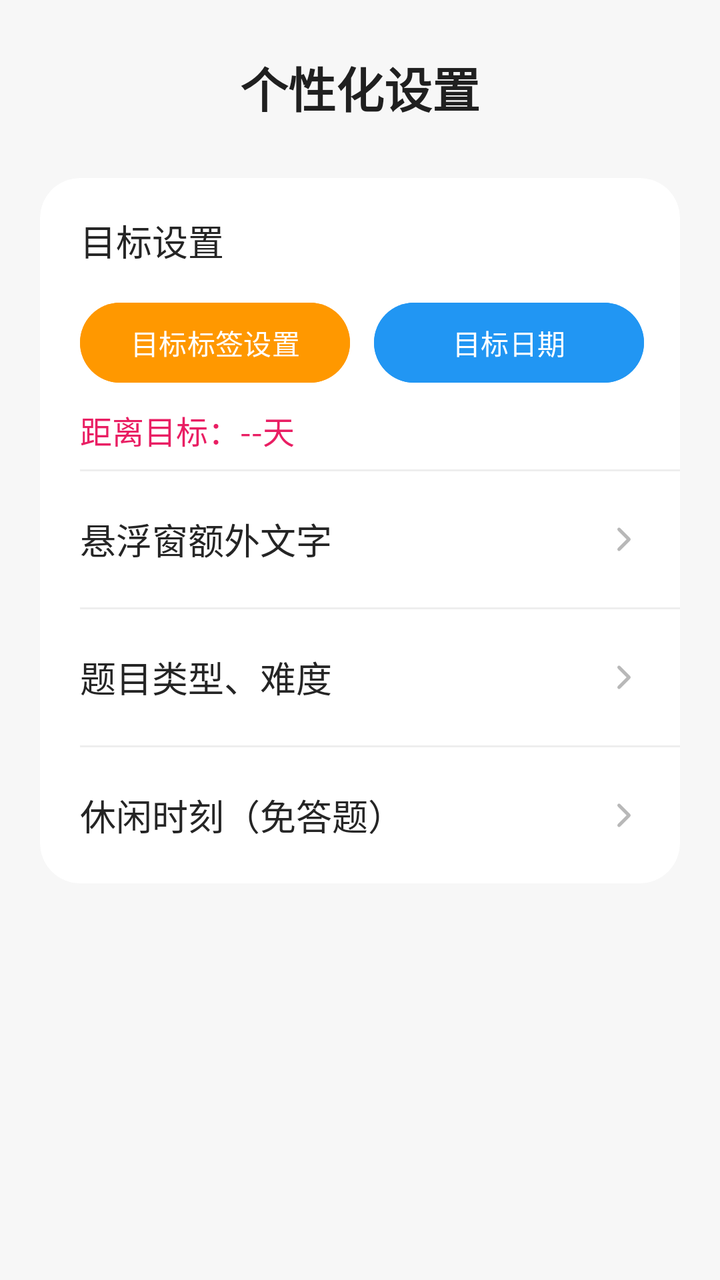
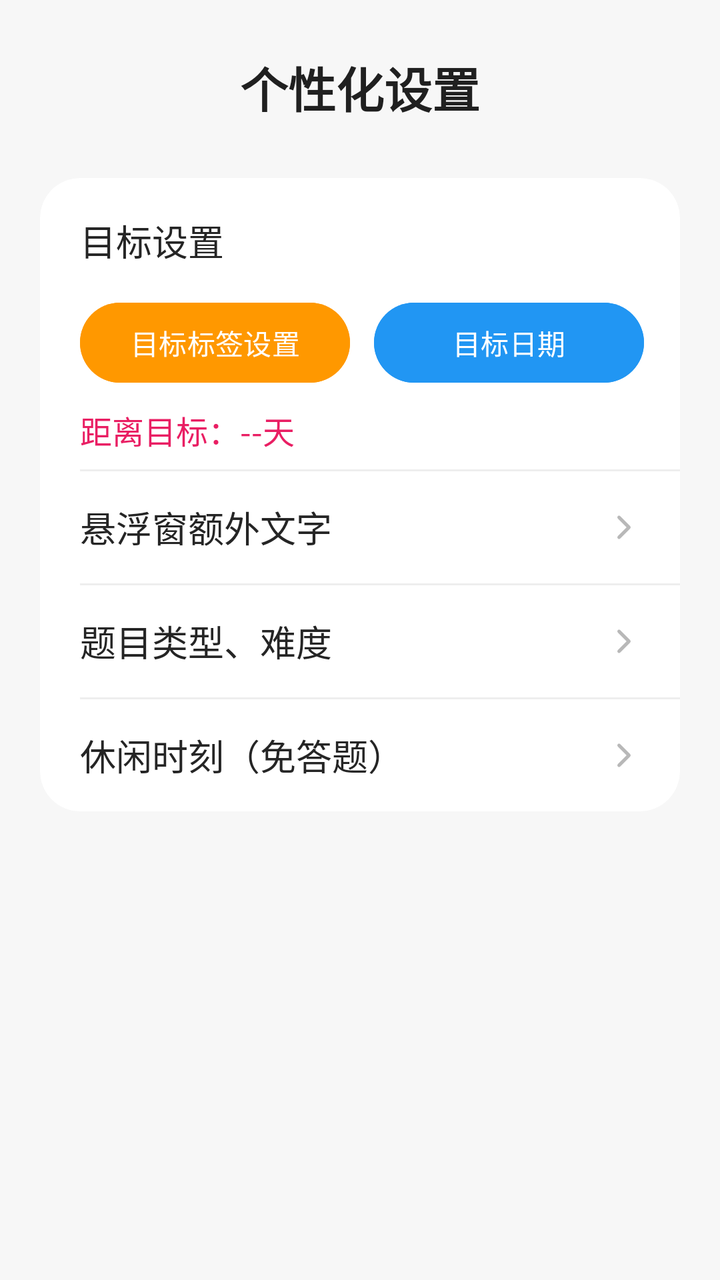

Two renders of the same Android screen: before a commit and after it. Below are the layout's source before the change and the commit's diff.
<!-- AndroidManifest.xml: application theme Theme.Basic -->
<!-- res/layout/fragment_goal.xml -->
<?xml version="1.0" encoding="utf-8"?>
<ScrollView xmlns:android="http://schemas.android.com/apk/res/android"
    xmlns:app="http://schemas.android.com/apk/res-auto"
    android:layout_width="match_parent"
    android:layout_height="match_parent"
    android:background="#F7F7F7"
    android:clipToPadding="false"
    android:fillViewport="true"
    android:overScrollMode="never">

    <LinearLayout
        android:layout_width="match_parent"
        android:layout_height="wrap_content"
        android:orientation="vertical"
        android:paddingStart="20dp"
        android:paddingTop="26dp"
        android:paddingEnd="20dp"
        android:paddingBottom="32dp">

        <TextView
            android:layout_width="match_parent"
            android:layout_height="wrap_content"
            android:layout_marginBottom="28dp"
            android:gravity="center"
            android:text="个性化设置"
            android:textColor="#202020"
            android:textSize="24sp"
            android:textStyle="bold" />

        <androidx.cardview.widget.CardView
            android:layout_width="match_parent"
            android:layout_height="wrap_content"
            app:cardBackgroundColor="#FFFFFF"
            app:cardCornerRadius="20dp"
            app:cardElevation="0dp"
            app:cardPreventCornerOverlap="true">

            <LinearLayout
                android:layout_width="match_parent"
                android:layout_height="wrap_content"
                android:orientation="vertical">

                <LinearLayout
                    android:layout_width="match_parent"
                    android:layout_height="wrap_content"
                    android:orientation="vertical"
                    android:paddingStart="20dp"
                    android:paddingTop="18dp"
                    android:paddingEnd="18dp"
                    android:paddingBottom="8dp">

                    <TextView
                        android:layout_width="match_parent"
                        android:layout_height="wrap_content"
                        android:text="目标设置"
                        android:textColor="#252525"
                        android:textSize="18sp" />

                    <LinearLayout
                        android:layout_width="match_parent"
                        android:layout_height="wrap_content"
                        android:layout_marginTop="14dp"
                        android:gravity="center_vertical"
                        android:orientation="horizontal">

                        <Button
                            android:id="@+id/btn_tag_setting"
                            android:layout_width="0dp"
                            android:layout_height="wrap_content"
                            android:layout_marginEnd="6dp"
                            android:layout_weight="1"
                            android:backgroundTint="#FF9800"
                            android:minWidth="0dp"
                            android:paddingStart="8dp"
                            android:paddingEnd="8dp"
                            android:text="目标标签设置"
                            android:textAllCaps="false" />

                        <Button
                            android:id="@+id/btn_target_date_setting"
                            android:layout_width="0dp"
                            android:layout_height="wrap_content"
                            android:layout_marginStart="6dp"
                            android:layout_weight="1"
                            android:backgroundTint="#2196F3"
                            android:minWidth="0dp"
                            android:paddingStart="8dp"
                            android:paddingEnd="8dp"
                            android:text="目标日期"
                            android:textAllCaps="false" />

                    </LinearLayout>

                    <TextView
                        android:id="@+id/tv_goal_countdown"
                        android:layout_width="match_parent"
                        android:layout_height="wrap_content"
                        android:layout_marginTop="8dp"
                        android:text="距离目标：--天"
                        android:textColor="#E91E63"
                        android:textSize="16sp" />

                </LinearLayout>

                <View
                    android:layout_width="match_parent"
                    android:layout_height="1dp"
                    android:layout_marginStart="20dp"
                    android:background="#EEEEEE" />

                <LinearLayout
                    android:id="@+id/btn_floating_strict_reminder"
                    android:layout_width="match_parent"
                    android:layout_height="68dp"
                    android:background="?attr/selectableItemBackground"
                    android:clickable="true"
                    android:focusable="true"
                    android:gravity="center_vertical"
                    android:orientation="horizontal"
                    android:paddingStart="20dp"
                    android:paddingEnd="18dp">

                    <TextView
                        android:layout_width="0dp"
                        android:layout_height="wrap_content"
                        android:layout_weight="1"
                        android:text="悬浮窗额外文字"
                        android:textColor="#252525"
                        android:textSize="18sp" />

                    <ImageView
                        android:layout_width="20dp"
                        android:layout_height="20dp"
                        android:contentDescription="@null"
                        android:src="@drawable/ic_menu_chevron" />

                </LinearLayout>

                <View
                    android:layout_width="match_parent"
                    android:layout_height="1dp"
                    android:layout_marginStart="20dp"
                    android:background="#EEEEEE" />

                <LinearLayout
                    android:id="@+id/btn_math_difficulty"
                    android:layout_width="match_parent"
                    android:layout_height="68dp"
                    android:background="?attr/selectableItemBackground"
                    android:clickable="true"
                    android:focusable="true"
                    android:gravity="center_vertical"
                    android:orientation="horizontal"
                    android:paddingStart="20dp"
                    android:paddingEnd="18dp">

                    <TextView
                        android:layout_width="0dp"
                        android:layout_height="wrap_content"
                        android:layout_weight="1"
                        android:text="题目类型、难度"
                        android:textColor="#252525"
                        android:textSize="18sp" />

                    <ImageView
                        android:layout_width="20dp"
                        android:layout_height="20dp"
                        android:contentDescription="@null"
                        android:src="@drawable/ic_menu_chevron" />

                </LinearLayout>

                <View
                    android:layout_width="match_parent"
                    android:layout_height="1dp"
                    android:layout_marginStart="20dp"
                    android:background="#EEEEEE" />

                <LinearLayout
                    android:id="@+id/btn_leisure_time"
                    android:layout_width="match_parent"
                    android:layout_height="68dp"
                    android:background="?attr/selectableItemBackground"
                    android:clickable="true"
                    android:focusable="true"
                    android:gravity="center_vertical"
                    android:orientation="horizontal"
                    android:paddingStart="20dp"
                    android:paddingEnd="18dp">

                    <TextView
                        android:layout_width="0dp"
                        android:layout_height="wrap_content"
                        android:layout_weight="1"
                        android:text="休闲时刻（免答题）"
                        android:textColor="#252525"
                        android:textSize="18sp" />

                    <ImageView
                        android:layout_width="20dp"
                        android:layout_height="20dp"
                        android:contentDescription="@null"
                        android:src="@drawable/ic_menu_chevron" />

                </LinearLayout>

            </LinearLayout>

        </androidx.cardview.widget.CardView>

    </LinearLayout>
</ScrollView>
<!-- resources referenced by this layout -->
<resources>
  <!-- drawable ic_menu_chevron (drawable) -->
  <vector xmlns:android="http://schemas.android.com/apk/res/android"
      android:width="24dp"
      android:height="24dp"
      android:viewportWidth="24"
      android:viewportHeight="24">
      <path
          android:fillColor="@android:color/transparent"
          android:pathData="M9,6 L15,12 L9,18"
          android:strokeColor="#B8B8B8"
          android:strokeLineCap="round"
          android:strokeLineJoin="round"
          android:strokeWidth="2" />
  </vector>
  <style name="Theme.Basic" parent="Base.Theme.Basic" />
  <style name="Base.Theme.Basic" parent="Theme.Material3.DayNight.NoActionBar">
          
          
      </style>
</resources>

<!-- the commit's change to res/layout/fragment_goal.xml (unified diff, before → after) -->
@@ -111,7 +111,7 @@
                 <LinearLayout
                     android:id="@+id/btn_floating_strict_reminder"
                     android:layout_width="match_parent"
-                    android:layout_height="68dp"
+                    android:layout_height="56dp"
                     android:background="?attr/selectableItemBackground"
                     android:clickable="true"
                     android:focusable="true"
@@ -145,7 +145,7 @@
                 <LinearLayout
                     android:id="@+id/btn_math_difficulty"
                     android:layout_width="match_parent"
-                    android:layout_height="68dp"
+                    android:layout_height="56dp"
                     android:background="?attr/selectableItemBackground"
                     android:clickable="true"
                     android:focusable="true"
@@ -179,7 +179,7 @@
                 <LinearLayout
                     android:id="@+id/btn_leisure_time"
                     android:layout_width="match_parent"
-                    android:layout_height="68dp"
+                    android:layout_height="56dp"
                     android:background="?attr/selectableItemBackground"
                     android:clickable="true"
                     android:focusable="true"
